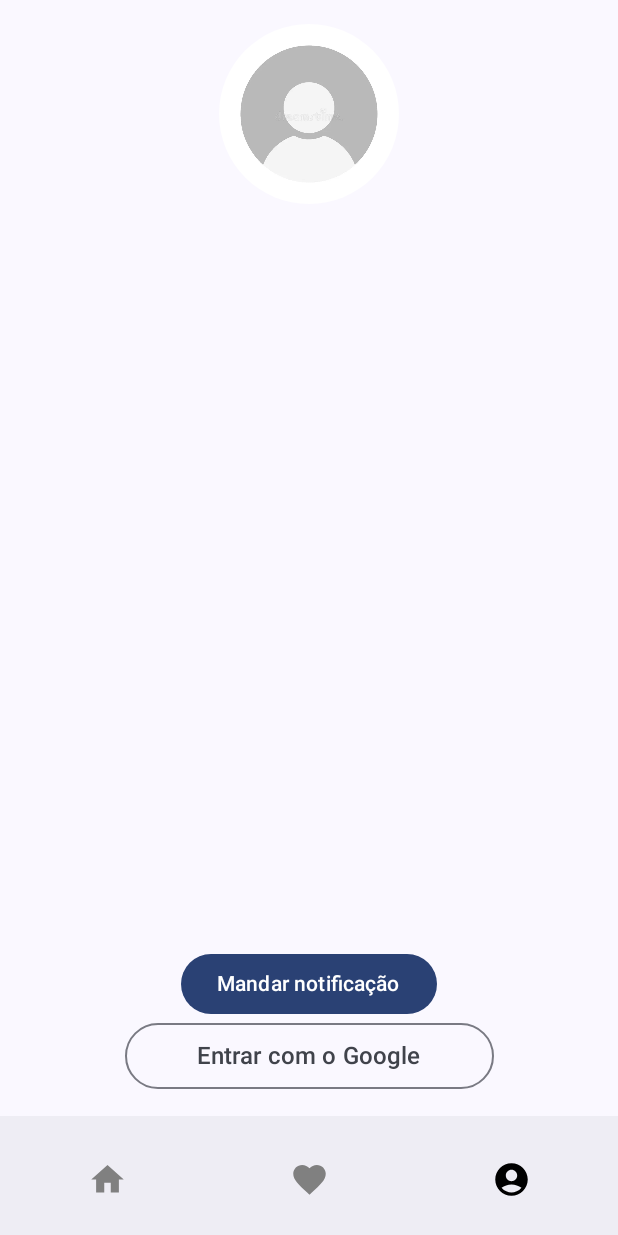
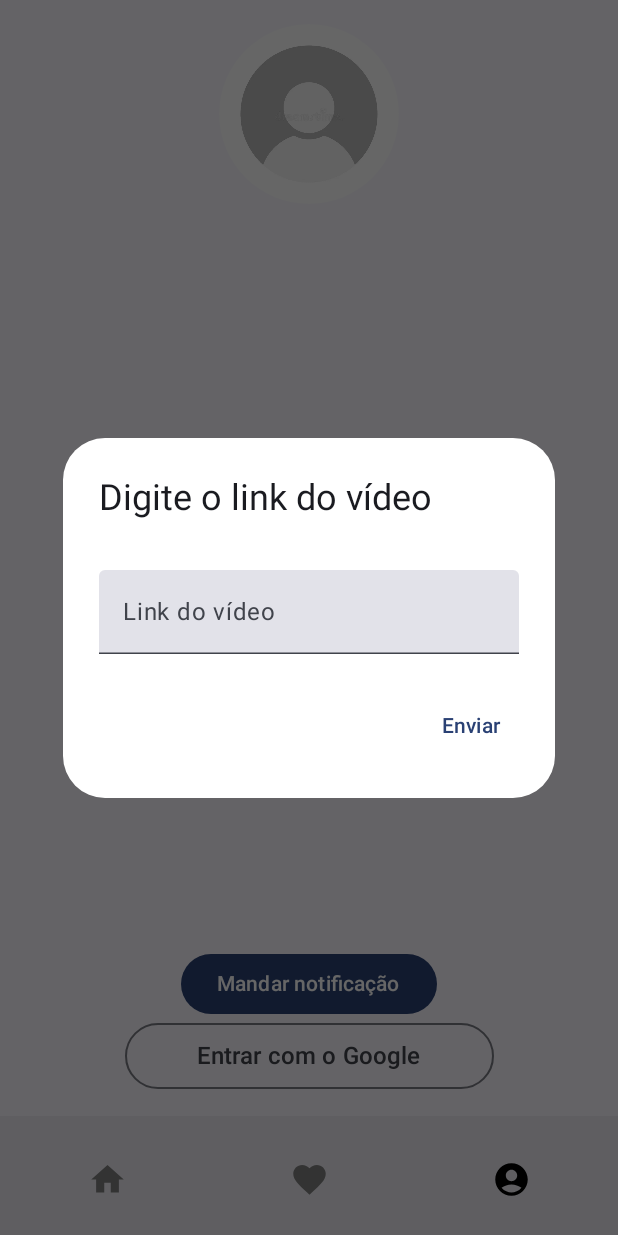
Before and after one commit to tawaneTavares/icasei, an Android app built with Jetpack Compose: the screen it shows after launch (MainActivity), after a tap on "Mandar notificação", on a phone screen of 412 x 824 dp. Run offline under Robolectric (Android 15) with nearby library versions, the phone set to English and light mode, and no system bars; our stand-ins replace Dagger/Hilt's generated code, Firebase (no records; nobody signed in at launch, a user with empty details on screens opened directly), Room's generated code; pictures from the network do not load.

Commit message:
add dialog to get video url

```diff
--- a/app/src/main/java/com/example/icasei/presentation/MainActivity.kt
+++ b/app/src/main/java/com/example/icasei/presentation/MainActivity.kt
@@ -1,7 +1,6 @@
 package com.example.icasei.presentation
 
 import android.os.Bundle
-import android.util.Log
 import androidx.activity.ComponentActivity
 import androidx.activity.compose.setContent
 import androidx.activity.enableEdgeToEdge
--- a/app/src/main/java/com/example/icasei/presentation/localPush/LocalNotificationService.kt
+++ b/app/src/main/java/com/example/icasei/presentation/localPush/LocalNotificationService.kt
@@ -4,7 +4,6 @@ import android.app.NotificationManager
 import android.app.PendingIntent
 import android.content.Context
 import android.content.Intent
-import android.util.Log
 import androidx.core.app.NotificationCompat
 import androidx.core.app.TaskStackBuilder
 import androidx.core.net.toUri
--- a/app/src/main/java/com/example/icasei/presentation/profile/ProfileScreen.kt
+++ b/app/src/main/java/com/example/icasei/presentation/profile/ProfileScreen.kt
@@ -4,8 +4,10 @@ import android.Manifest
 import android.content.Context
 import android.content.pm.PackageManager
 import android.os.Build
+import android.util.Log
 import androidx.activity.compose.rememberLauncherForActivityResult
 import androidx.activity.result.contract.ActivityResultContracts
+import androidx.compose.foundation.background
 import androidx.compose.foundation.layout.Arrangement
 import androidx.compose.foundation.layout.Box
 import androidx.compose.foundation.layout.Column
@@ -21,6 +23,7 @@ import androidx.compose.material3.MaterialTheme
 import androidx.compose.material3.OutlinedButton
 import androidx.compose.material3.Text
 import androidx.compose.material3.TextButton
+import androidx.compose.material3.TextField
 import androidx.compose.runtime.Composable
 import androidx.compose.runtime.LaunchedEffect
 import androidx.compose.runtime.getValue
@@ -45,7 +48,10 @@ import com.example.icasei.R
 import com.example.icasei.common.GoogleAuthClient
 import com.example.icasei.presentation.localPush.LocalNotificationService
 import com.example.icasei.presentation.localPush.NotificationData
+import com.example.icasei.ui.theme.Transparent
 import com.example.icasei.ui.theme.White
+import java.util.regex.Matcher
+import java.util.regex.Pattern
 import kotlinx.coroutines.launch
 
 @Composable
@@ -62,6 +68,8 @@ fun ProfileScreen(modifier: Modifier = Modifier) {
     val user = googleAuthClient.getFirebaseAuth()
 
     var showNotificationDialog by remember { mutableStateOf(false) }
+
+    var showUrlDialog by remember { mutableStateOf(false) }
 
     Column(
         modifier = modifier
@@ -114,14 +122,26 @@ fun ProfileScreen(modifier: Modifier = Modifier) {
         }
 
         if (showNotificationDialog) {
-            ButtonNotification({
-                service.showNotification(
-                    NotificationData(
-                        "FgAL6T_KILw",
-                    ),
-                )
-                showNotificationDialog = false
-            }, context)
+            ButtonNotification(
+                {
+                    showUrlDialog = true
+                    showNotificationDialog = false
+                },
+                context,
+            )
+        }
+
+        if (showUrlDialog) {
+            AskForUrl(
+                onClickDialogListener = { videoId ->
+                    service.showNotification(
+                        NotificationData(
+                            videoId,
+                        ),
+                    )
+                    showUrlDialog = false
+                },
+            )
         }
 
         if (isSignIn) {
@@ -193,23 +213,50 @@ fun ButtonNotification(onClickDialogListener: () -> Unit, context: Context) {
     }
 }
 
+private fun getYouTubeId(youTubeUrl: String): String {
+    val pattern = "(?<=youtu.be/|watch\\?v=|/videos/|embed\\/)[^#\\&\\?]*"
+    val compiledPattern: Pattern = Pattern.compile(pattern)
+    val matcher: Matcher = compiledPattern.matcher(youTubeUrl)
+    return if (matcher.find()) {
+        matcher.group()
+    } else {
+        "error"
+    }
+}
+
 @Composable
-fun AskForPermission(modifier: Modifier = Modifier, onClickDialogListener: () -> Unit) {
+fun AskForUrl(modifier: Modifier = Modifier, onClickDialogListener: (String) -> Unit) {
+    val text = remember { mutableStateOf("") }
     AlertDialog(
         modifier = modifier,
-        onDismissRequest = onClickDialogListener,
+        onDismissRequest = {
+            onClickDialogListener.invoke(getYouTubeId(text.value))
+        },
         title = {
-            Text(modifier = modifier, text = "Permissão de notificação")
+            Text(modifier = modifier, text = "Digite o link do vídeo")
         },
         text = {
-            Text(modifier = modifier, text = "Precisamos da sua permissão para enviar notificações")
+            TextField(
+                value = text.value,
+                onValueChange = {
+                    text.value = it
+                },
+                label = {
+                    Text(text = "Link do vídeo")
+                },
+                modifier = Modifier
+                    .padding(top = 16.dp)
+                    .background(Transparent),
+            )
         },
         confirmButton = {
             TextButton(
-                onClick = onClickDialogListener,
+                onClick = {
+                    onClickDialogListener.invoke(getYouTubeId(text.value))
+                },
                 modifier = modifier,
             ) {
-                Text(modifier = modifier, text = "Permitir")
+                Text(modifier = modifier, text = "Enviar")
             }
         },
         containerColor = White,
```
